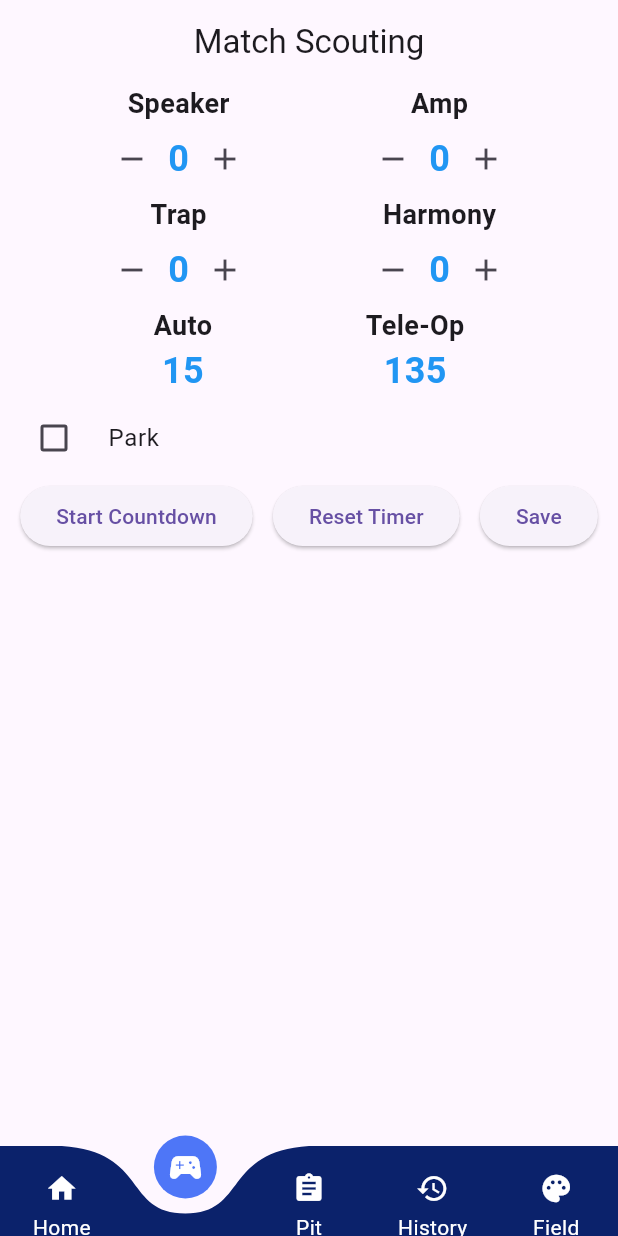
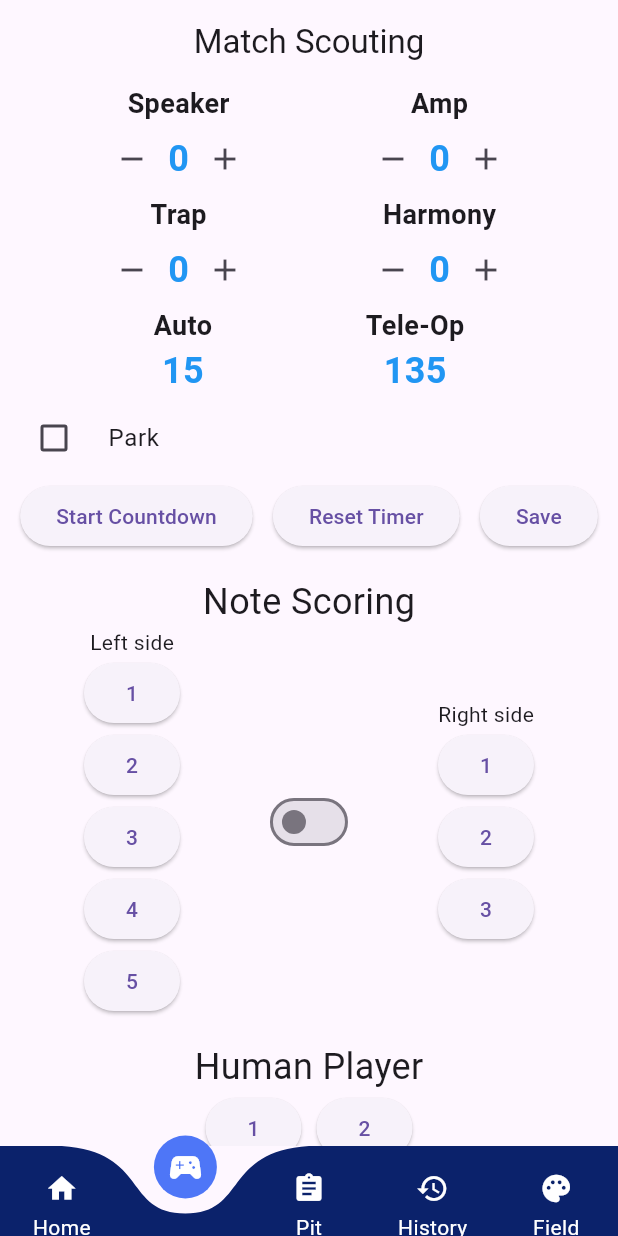
Before and after one commit to Team-Optix-3749/Optix-Scouting, a Flutter app: the screen it shows after launch, swiped to page 2, on a phone screen of 412 x 824 dp. Run offline on Flutter 3.47's test engine with Material 3 defaults, Android fonts, the phone set to English and light mode, and no system bars; drawn by our look-alikes of curved_navigation_bar; our stand-ins replace carousel_slider, csv, dropdown_button2, flutter_slidable, flutter_svg, gallery_saver and 3 more; missing offline and left inert: dart:html, flutter_octicons, image_painter; project files that could hold a hidden picture were left out.

```diff
--- /dev/null
+++ b/lib/pages/humanPlayer.dart
@@ -0,0 +1,72 @@
+import 'dart:html';
+
+import 'package:flutter/material.dart';
+
+class HumanPlayer extends StatefulWidget {
+  @override
+  _HumanPlayerState createState() => _HumanPlayerState();
+}
+
+class _HumanPlayerState extends State<HumanPlayer> {
+
+  int humanPlayerScore = 0;
+
+  @override
+  Widget build(BuildContext context) {
+    return Center(
+      child: Column(
+        mainAxisAlignment: MainAxisAlignment.center,
+        children: [
+          const Padding(
+            padding: EdgeInsets.only(top: 16.0), // Adjust the top padding as needed
+            child: Text(
+              'Human Player',
+              style: TextStyle(
+                fontSize: 24, // You can adjust the font size as needed
+              ),
+            ),
+          ),
+          Row(
+            mainAxisAlignment: MainAxisAlignment.center,
+            children: [
+              ElevatedButton(
+                onPressed: () {
+                  onButtonPressed(1);
+                },
+                child: const Text('1'),
+              ),
+              const SizedBox(width: 10),
+              ElevatedButton(
+                onPressed: () {
+                  onButtonPressed(2);
+                },
+                child: const Text('2'),
+              ),
+            ],
+          ),
+          const SizedBox(height:5),
+          ElevatedButton(
+            onPressed: () {
+              onButtonPressed(3);
+            },
+            child: const Text('3'),
+          ),
+        ],
+      ),
+    );
+  }
+
+  void onButtonPressed(int buttonNumber) {
+    setState(() {
+      humanPlayerScore = buttonNumber;
+    });
+
+    // Delay to see the updated score before buttons disappear (optional)
+    Future.delayed(const Duration(seconds: 1), () {
+      setState(() {
+        // Reset the humanPlayerScore and hide the buttons
+        humanPlayerScore = 0;
+      });
+    });
+  }
+}
--- a/lib/pages/match.dart
+++ b/lib/pages/match.dart
@@ -11,6 +11,8 @@ import 'package:csv/csv.dart';
 import 'package:path_provider/path_provider.dart';
 import 'package:intl/intl.dart';
 import 'package:uuid/uuid.dart';
+import 'noteMapping.dart';
+import 'humanPlayer.dart';
 
 class Match extends StatefulWidget {
   final Function getScoreChanges;
@@ -69,11 +71,16 @@ class _MatchState extends State<Match> {
   int trapCount = 0;
   int harmonyCount = 0;
 
+  List<int> leftNotes = [];
+  List<int> rightNotes = [];
+
   @override
   void initState() {
     SystemChrome.setEnabledSystemUIMode(SystemUiMode.leanBack);
     super.initState();
   }
+
+
 
   void _startAutoTimer() {
     setState(() {
@@ -207,7 +214,9 @@ class _MatchState extends State<Match> {
                 },
                 child: Text('Save'),
               ),
-            ])
+            ]),
+            NoteMapping(),
+            HumanPlayer(),
           ],
         ),
       ),
--- a/lib/pages/noteMapping.dart
+++ b/lib/pages/noteMapping.dart
@@ -1,70 +1,87 @@
 import 'package:flutter/material.dart';
 
-class _NoteMapping extends StatefulWidget {
+class NoteMapping extends StatefulWidget {
   @override
   _NoteMappingState createState() => _NoteMappingState();
 }
 
-class _NoteMappingState extends State<_NoteMapping> {
+class _NoteMappingState extends State<NoteMapping> {
+  List<int> leftNotes = [];
+  List<int> rightNotes = [];
+  bool isRightSide = false;
+
   @override
   Widget build(BuildContext context) {
-    return Scaffold(
-      appBar: AppBar(
-        title: const Text('Note Mapping'),
-      ),
-      body: Center(
-        child: Column(
-          mainAxisAlignment: MainAxisAlignment.center,
+    return Column(
+
+      mainAxisAlignment: MainAxisAlignment.center,
+      children: [
+        const Padding(
+          padding: EdgeInsets.only(top: 16.0), // Adjust the top padding as needed
+          child: Text(
+            'Note Scoring',
+            style: TextStyle(
+              fontSize: 24, // You can adjust the font size as needed
+            ),
+          ),
+        ),
+        Row(
+          mainAxisAlignment: MainAxisAlignment.spaceEvenly,
           children: [
-            // Display your image here
-            Image.asset(
-              'assets/note-mapping.png',  // Replace with the path to your image
-              height: 200, // Adjust the height as needed
+            Column(
+              crossAxisAlignment: CrossAxisAlignment.center,
+              children: [
+                const Text('Left side'),
+                buildButtons([1], leftNotes),
+                buildButtons([2], leftNotes),
+                buildButtons([3], leftNotes),
+                buildButtons([if (!isRightSide) 4], leftNotes),
+                buildButtons([if (!isRightSide) 5], leftNotes)
+              ],
             ),
-            const SizedBox(height: 20),
-            Row(
-              mainAxisAlignment: MainAxisAlignment.spaceEvenly,
+            Switch(
+              value: isRightSide,
+              onChanged: (value) {
+                setState(() {
+                  isRightSide = value;
+                });
+              },
+            ),
+            Column(
+              crossAxisAlignment: CrossAxisAlignment.center,
               children: [
-                _buildNotePoint(1),
-                _buildNotePoint(2),
-                _buildNotePoint(3),
+                const Text('Right side'),
+                buildButtons([1], rightNotes),
+                buildButtons([2], rightNotes),
+                buildButtons([3], rightNotes),
+                buildButtons([if (isRightSide) 4], rightNotes),
+                buildButtons([if (isRightSide) 5], rightNotes)
               ],
             ),
           ],
         ),
-      ),
+      ],
     );
   }
 
-  Widget _buildNotePoint(int value) {
-    return InkWell(
-      onTap: () {
-        _handleNotePointClick(value);
-      },
-      child: Container(
-        width: 50,
-        height: 50,
-        decoration: const BoxDecoration(
-          shape: BoxShape.circle,
-          color: Colors.blue,
-        ),
-        child: Center(
-          child: Text(
-            '$value',
-            style: const TextStyle(
-              color: Colors.white,
-              fontWeight: FontWeight.bold,
-              fontSize: 20,
-            ),
-          ),
-        ),
-      ),
+  Widget buildButtons(List<int> numbers, List<int> notesList) {
+    return Wrap(
+      spacing: 8.0,
+      runSpacing: 8.0,
+      children: numbers.map((number) {
+        return ElevatedButton(
+          onPressed: () {
+            setState(() {
+              if (isRightSide) {
+                rightNotes.add(number);
+              } else {
+                leftNotes.add(number);
+              }
+            });
+          },
+          child: Text('$number'),
+        );
+      }).toList(),
     );
   }
-
-  void _handleNotePointClick(int value) {
-    // You can perform any action based on the clicked value
-    print('Clicked on point $value');
-    // Modify this function to suit your needs
-  }
 }
--- a/pubspec.yaml
+++ b/pubspec.yaml
@@ -79,6 +79,7 @@ flutter:
     - assets/field.svg
     - assets/red.png
     - assets/blue.png
+    - assets/note-mapping.png
 
   # To add assets to your application, add an assets section, like this:
   # assets:
```
